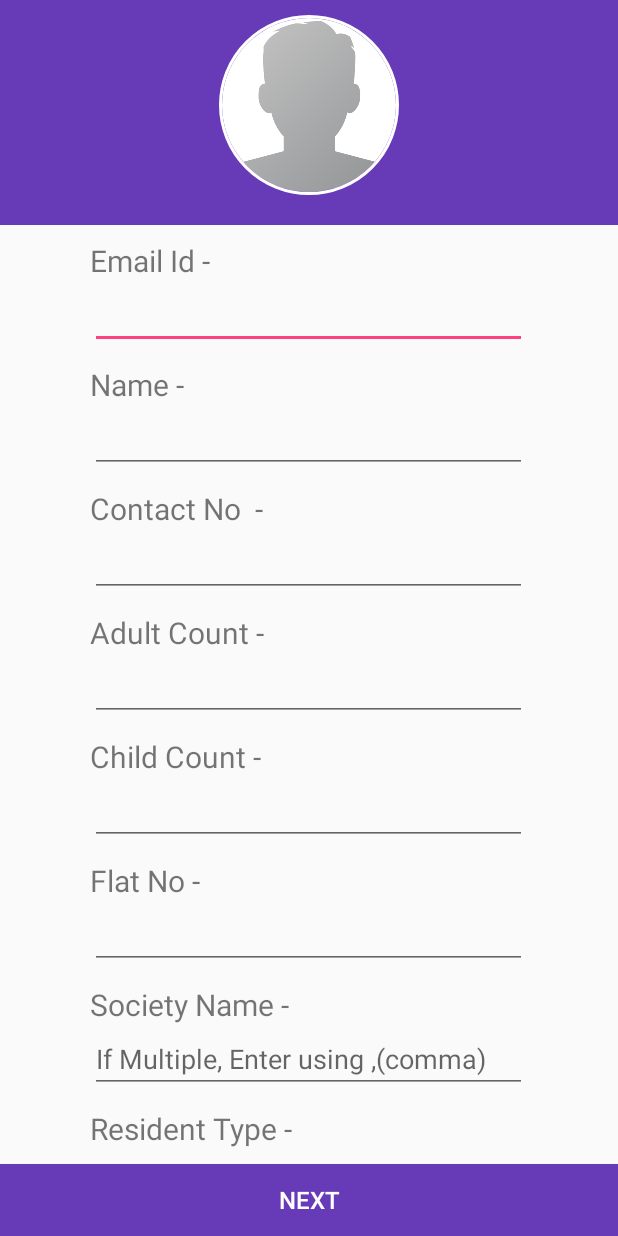
After one commit to Praveen101997/ResidentialWelfareAssociationApp, an Android app: the UserDetailEntry screen opened directly, with no data from a screen before it, on a phone screen of 412 x 824 dp. The commit adds this screen. Run offline under Robolectric (Android 15) with nearby library versions, the phone set to English and light mode, and no system bars; our stand-ins replace CircleImageView, Picasso; libraries missing offline, so code that uses them is left out: com.yalantis.ucrop; 1 statement that could not run was skipped.

Commit message:
Login_Part1

```diff
--- a/app/build.gradle
+++ b/app/build.gradle
@@ -32,4 +32,10 @@ dependencies {
     androidTestImplementation 'androidx.test.espresso:espresso-core:3.2.0'
     implementation 'com.google.firebase:firebase-database:19.3.1'
     implementation 'com.google.android.gms:play-services-auth:18.0.0'
+    implementation 'de.hdodenhof:circleimageview:3.1.0'
+
+
+
+    implementation 'com.squareup.picasso:picasso:2.71828'
+    implementation 'com.github.yalantis:ucrop:2.2.2'
 }
--- a/app/src/main/java/com/vegabond/residentialwelfareassociation/registerandlogin/RegistrationActivity.java
+++ b/app/src/main/java/com/vegabond/residentialwelfareassociation/registerandlogin/RegistrationActivity.java
@@ -106,7 +106,7 @@ public class RegistrationActivity extends AppCompatActivity {
                         progressDialog.dismiss();
                         sendUserData(inputName, inputPw);
                         Toast.makeText(RegistrationActivity.this,"You've been registered successfully.",Toast.LENGTH_SHORT).show();
-                        startActivity(new Intent(RegistrationActivity.this, MainActivity.class));
+                        startActivity(new Intent(RegistrationActivity.this, UserDetailEntry.class));
                     }
                     else{
                         progressDialog.dismiss();
--- /dev/null
+++ b/app/src/main/java/com/vegabond/residentialwelfareassociation/registerandlogin/UserDetailEntry.java
@@ -0,0 +1,197 @@
+package com.vegabond.residentialwelfareassociation.registerandlogin;
+
+import androidx.annotation.Nullable;
+import androidx.appcompat.app.AppCompatActivity;
+
+import android.app.Activity;
+import android.app.ProgressDialog;
+import android.content.Intent;
+import android.graphics.Bitmap;
+import android.graphics.BitmapFactory;
+import android.net.Uri;
+import android.os.Bundle;
+import android.os.FileUtils;
+import android.view.View;
+import android.view.inputmethod.InputMethodManager;
+import android.widget.AdapterView;
+import android.widget.ArrayAdapter;
+import android.widget.AutoCompleteTextView;
+import android.widget.Button;
+import android.widget.LinearLayout;
+import android.widget.MultiAutoCompleteTextView;
+import android.widget.Spinner;
+import android.widget.TextView;
+import android.widget.Toast;
+
+import com.google.android.gms.tasks.Continuation;
+import com.google.android.gms.tasks.OnCompleteListener;
+import com.google.android.gms.tasks.Task;
+import com.squareup.picasso.Picasso;
+import com.vegabond.residentialwelfareassociation.R;
+import com.yalantis.ucrop.UCrop;
+
+import java.io.File;
+import java.io.FileInputStream;
+import java.io.FileNotFoundException;
+import java.io.InputStream;
+import java.util.ArrayList;
+
+import de.hdodenhof.circleimageview.CircleImageView;
+
+public class UserDetailEntry extends AppCompatActivity {
+
+    Button button;
+
+    CircleImageView profilePic;
+    TextView profileName;
+    private ProgressDialog Loadingbar;
+    private static final int GalleryPick = 1;
+
+    private AutoCompleteTextView ATname,ATemailid,ATcontact,ATadult,ATchild,ATflatno,ATownername;
+    private Spinner ATresidenceType;
+    private MultiAutoCompleteTextView ATsocietyName;
+    private LinearLayout LLOwner;
+
+    ArrayList<String> listResidence=new ArrayList<String>();
+    ArrayList<String> listSociety=new ArrayList<String>();
+
+    @Override
+    protected void onCreate(Bundle savedInstanceState) {
+        super.onCreate(savedInstanceState);
+        setContentView(R.layout.activity_user_detail_entry);
+
+        profilePic = findViewById(R.id.user_detail_profile_picture);
+        Loadingbar = new ProgressDialog(this);
+
+        initializeGUI();
+
+        profilePic.setOnClickListener(new View.OnClickListener() {
+            @Override
+            public void onClick(View view) {
+                Intent galleryIntent = new Intent();
+                galleryIntent.setAction(Intent.ACTION_GET_CONTENT);
+                galleryIntent.setType("image/*");
+
+                startActivityForResult(Intent.createChooser(galleryIntent,"Select Image"),GalleryPick);
+
+            }
+        });
+
+        ATresidenceType.setOnItemSelectedListener(new AdapterView.OnItemSelectedListener() {
+            @Override
+            public void onItemSelected(AdapterView<?> adapterView, View view, int i, long l) {
+                String resType = adapterView.getItemAtPosition(i).toString();
+                if (resType.equals("Tenant")){
+                    LLOwner.setVisibility(View.VISIBLE);
+                }else{
+                    LLOwner.setVisibility(View.INVISIBLE);
+                }
+            }
+
+            @Override
+            public void onNothingSelected(AdapterView<?> adapterView) {
+
+            }
+        });
+
+        addResidenceAndSociety();
+        addToSpinner();
+        adapterSociety();
+
+    }
+
+    public void addResidenceAndSociety(){
+        listResidence.add("Owner");
+        listResidence.add("Tenant");
+
+        listSociety.add("Society1");
+        listSociety.add("Society2");
+        listSociety.add("Society3");
+        listSociety.add("Society4");
+        listSociety.add("Society5");
+        listSociety.add("Society6");
+        listSociety.add("Society7");
+        listSociety.add("Society8");
+        listSociety.add("Society9");
+        listSociety.add("Society10");
+
+    }
+
+    // Add the data items to the spinner
+    void addToSpinner()
+    {
+        // Adapter for spinner
+        ArrayAdapter<String> adapter=new ArrayAdapter<String>(this,android.R.layout.simple_spinner_item,listResidence);
+        adapter.setDropDownViewResource(android.R.layout.simple_spinner_dropdown_item);
+        ATresidenceType.setAdapter(adapter);
+    }
+
+    // setting adapter for auto complete text views
+    void adapterSociety()
+    {
+        ArrayAdapter<String> adapter=new ArrayAdapter<String>(this,android.R.layout.simple_list_item_1,listSociety);
+        ATsocietyName.setAdapter(adapter);
+        hideKeyBoard();
+    }
+
+    // hide keyboard on selecting a suggestion
+    public void hideKeyBoard()
+    {
+        ATsocietyName.setOnItemClickListener(new AdapterView.OnItemClickListener() {
+            @Override
+            public void onItemClick(AdapterView<?> adapterView, View view, int i, long l)
+            {
+                InputMethodManager imm = (InputMethodManager) getSystemService(Activity.INPUT_METHOD_SERVICE);
+                imm.toggleSoftInput(InputMethodManager.HIDE_IMPLICIT_ONLY, 0);
+            }
+        });
+    }
+
+
+
+
+    private void initializeGUI(){
+        ATname = findViewById(R.id.up_Name);
+        ATemailid = findViewById(R.id.up_Email);
+        ATcontact = findViewById(R.id.up_MobileNo);
+        ATadult = findViewById(R.id.up_AdultCount);
+        ATchild = findViewById(R.id.up_ChildCount);
+        ATflatno = findViewById(R.id.up_FlatNo);
+        ATresidenceType = findViewById(R.id.up_ResidentType);
+        ATsocietyName = findViewById(R.id.up_SocietyName);
+        ATsocietyName.setTokenizer(new MultiAutoCompleteTextView.CommaTokenizer());
+        ATsocietyName.setThreshold(2);
+        ATownername = findViewById(R.id.up_OwnerName);
+        LLOwner = findViewById(R.id.LLOwnerName);
+    }
+
+
+    @Override
+    protected void onActivityResult(int requestCode, int resultCode, @Nullable Intent data) {
+        super.onActivityResult(requestCode, resultCode, data);
+        if(requestCode== GalleryPick&& resultCode==RESULT_OK && data!=null) {
+            Uri ImageUri = data.getData();
+            Uri destUri = Uri.fromFile(new File(getCacheDir(), "cropped"));
+            Toast.makeText(getApplicationContext(),"Crop1",Toast.LENGTH_SHORT).show();
+            UCrop.of(ImageUri, destUri)
+                    .withAspectRatio(1, 1)
+                    .start(this);
+            Toast.makeText(getApplicationContext(),"Crop2",Toast.LENGTH_SHORT).show();
+
+        }
+        if (requestCode == UCrop.REQUEST_CROP) {
+            Loadingbar.setTitle("Set Profile Image");
+            Loadingbar.setMessage("Processing Profile Pic");
+            Loadingbar.setCanceledOnTouchOutside(false);
+            Loadingbar.show();
+
+            final Uri resultUri = UCrop.getOutput(data);
+            Picasso.get().load(resultUri).into(profilePic);
+
+            Loadingbar.dismiss();
+
+        } else if (resultCode == UCrop.RESULT_ERROR) {
+            final Throwable cropError = UCrop.getError(data);
+        }
+    }
+}
--- /dev/null
+++ b/app/src/main/res/layout/activity_user_detail_entry.xml
@@ -0,0 +1,300 @@
+<?xml version="1.0" encoding="utf-8"?>
+<androidx.constraintlayout.widget.ConstraintLayout xmlns:android="http://schemas.android.com/apk/res/android"
+    xmlns:app="http://schemas.android.com/apk/res-auto"
+    xmlns:tools="http://schemas.android.com/tools"
+    android:layout_width="match_parent"
+    android:layout_height="match_parent"
+    tools:context=".registerandlogin.UserDetailEntry">
+
+    <LinearLayout
+        android:id="@+id/userPannel"
+        android:layout_width="match_parent"
+        android:layout_height="150dp"
+        app:layout_constraintEnd_toEndOf="parent"
+        app:layout_constraintHorizontal_bias="0.0"
+        app:layout_constraintStart_toStartOf="parent"
+        android:background="#673AB7"
+        android:weightSum="3"
+        app:layout_constraintTop_toTopOf="parent"
+        android:orientation="vertical"
+        >
+
+        <de.hdodenhof.circleimageview.CircleImageView
+            android:id="@+id/user_detail_profile_picture"
+            android:layout_width="120dp"
+            android:layout_height="120dp"
+            android:layout_gravity="center"
+            android:layout_marginTop="10dp"
+            app:civ_border_color="#ffffff"
+            app:civ_border_width="2dp"
+            android:src="@drawable/profile_image"
+        />
+
+    </LinearLayout>
+
+    <ScrollView
+        android:layout_width="match_parent"
+        android:layout_height="wrap_content"
+        app:layout_constraintTop_toBottomOf="@+id/userPannel"
+        >
+
+    <LinearLayout
+        android:layout_gravity="center"
+        android:layout_width="match_parent"
+        android:layout_height="match_parent"
+        android:orientation="vertical"
+        app:layout_constraintTop_toBottomOf="@+id/userPannel"
+        >
+
+        <!--<TextView-->
+            <!--android:layout_marginTop="20dp"-->
+            <!--android:layout_width="wrap_content"-->
+            <!--android:layout_height="wrap_content"-->
+            <!--android:layout_gravity="center"-->
+            <!--android:fontFamily="sans-serif"-->
+            <!--android:gravity="center"-->
+            <!--android:padding="10dp"-->
+            <!--android:textStyle="bold"-->
+            <!--android:textColor="@color/colorPrimaryDark"-->
+            <!--android:text="Please complete your user profile"-->
+            <!--android:textSize="30dp" />-->
+
+
+        <LinearLayout
+            android:layout_width="291dp"
+            android:layout_height="wrap_content"
+            android:layout_marginLeft="50dp"
+            android:layout_marginTop="10dp"
+            android:layout_marginRight="50dp"
+            android:layout_gravity="center"
+            android:orientation="vertical">
+
+            <TextView
+                android:layout_width="wrap_content"
+                android:layout_height="wrap_content"
+                android:text="Email Id - "
+                android:textSize="20dp" />
+
+            <AutoCompleteTextView
+                android:id="@+id/up_Email"
+                android:layout_width="match_parent"
+                android:layout_height="wrap_content"
+                android:maxLines="1" />
+        </LinearLayout>
+
+        <LinearLayout
+            android:layout_width="291dp"
+            android:layout_height="wrap_content"
+            android:layout_marginLeft="50dp"
+            android:layout_marginTop="10dp"
+            android:layout_marginRight="50dp"
+            android:layout_gravity="center"
+            android:orientation="vertical">
+
+            <TextView
+                android:layout_width="wrap_content"
+                android:layout_height="wrap_content"
+                android:text="Name - "
+                android:textSize="20dp" />
+
+            <AutoCompleteTextView
+            android:id="@+id/up_Name"
+            android:layout_width="match_parent"
+            android:layout_height="wrap_content"
+            android:maxLines="1" />
+
+        </LinearLayout>
+
+        <LinearLayout
+            android:layout_width="291dp"
+            android:layout_height="wrap_content"
+            android:layout_marginLeft="50dp"
+            android:layout_marginTop="10dp"
+            android:layout_marginRight="50dp"
+            android:layout_gravity="center"
+            android:orientation="vertical">
+
+            <TextView
+                android:layout_width="wrap_content"
+                android:layout_height="wrap_content"
+                android:text="Contact No  - "
+                android:textSize="20dp" />
+
+            <AutoCompleteTextView
+                android:id="@+id/up_MobileNo"
+                android:inputType="phone"
+                android:layout_width="match_parent"
+                android:layout_height="wrap_content"
+                android:maxLines="1" />
+
+        </LinearLayout>
+
+        <LinearLayout
+            android:layout_width="291dp"
+            android:layout_height="wrap_content"
+            android:layout_marginLeft="50dp"
+            android:layout_marginTop="10dp"
+            android:layout_marginRight="50dp"
+            android:layout_gravity="center"
+            android:orientation="vertical">
+
+            <TextView
+                android:layout_width="wrap_content"
+                android:layout_height="wrap_content"
+                android:text="Adult Count - "
+                android:textSize="20dp" />
+
+            <AutoCompleteTextView
+                android:id="@+id/up_AdultCount"
+                android:inputType="number"
+                android:layout_width="match_parent"
+                android:layout_height="wrap_content"
+                android:maxLines="1" />
+
+        </LinearLayout>
+
+        <LinearLayout
+            android:layout_width="291dp"
+            android:layout_height="wrap_content"
+            android:layout_marginLeft="50dp"
+            android:layout_marginTop="10dp"
+            android:layout_marginRight="50dp"
+            android:layout_gravity="center"
+            android:orientation="vertical">
+
+            <TextView
+                android:layout_width="wrap_content"
+                android:layout_height="wrap_content"
+                android:text="Child Count - "
+                android:textSize="20dp" />
+
+            <AutoCompleteTextView
+                android:id="@+id/up_ChildCount"
+                android:inputType="number"
+                android:layout_width="match_parent"
+                android:layout_height="wrap_content"
+                android:maxLines="1" />
+
+        </LinearLayout>
+
+        <LinearLayout
+            android:layout_width="291dp"
+            android:layout_height="wrap_content"
+            android:layout_marginLeft="50dp"
+            android:layout_marginTop="10dp"
+            android:layout_marginRight="50dp"
+            android:layout_gravity="center"
+            android:orientation="vertical">
+
+            <TextView
+                android:layout_width="wrap_content"
+                android:layout_height="wrap_content"
+                android:text="Flat No - "
+                android:textSize="20dp" />
+
+            <AutoCompleteTextView
+                android:id="@+id/up_FlatNo"
+                android:layout_width="match_parent"
+                android:layout_height="wrap_content"
+                android:maxLines="1" />
+
+        </LinearLayout>
+
+        <LinearLayout
+            android:layout_width="291dp"
+            android:layout_height="wrap_content"
+            android:layout_marginLeft="50dp"
+            android:layout_marginTop="10dp"
+            android:layout_marginRight="50dp"
+            android:layout_gravity="center"
+            android:orientation="vertical">
+
+            <TextView
+                android:layout_width="wrap_content"
+                android:layout_height="wrap_content"
+                android:text="Society Name - "
+                android:textSize="20dp" />
+
+            <MultiAutoCompleteTextView
+                android:id="@+id/up_SocietyName"
+                android:layout_width="match_parent"
+                android:layout_height="wrap_content"
+                android:maxLines="1"
+                android:hint="If Multiple, Enter using ,(comma)"
+
+                />
+
+        </LinearLayout>
+
+        <LinearLayout
+            android:layout_width="291dp"
+            android:layout_height="wrap_content"
+            android:layout_marginLeft="50dp"
+            android:layout_marginTop="10dp"
+            android:layout_marginRight="50dp"
+            android:layout_gravity="center"
+            android:orientation="vertical">
+
+            <TextView
+                android:layout_width="wrap_content"
+                android:layout_height="wrap_content"
+                android:text="Resident Type - "
+                android:textSize="20dp" />
+
+            <Spinner
+                style="@style/Widget.AppCompat.Spinner.Underlined"
+                android:id="@+id/up_ResidentType"
+                android:layout_width="match_parent"
+                android:layout_height="100px"
+                android:spinnerMode="dropdown"/>
+
+        </LinearLayout>
+
+        <LinearLayout
+            android:id="@+id/LLOwnerName"
+            android:layout_width="291dp"
+            android:layout_height="wrap_content"
+            android:layout_marginLeft="50dp"
+            android:layout_marginTop="10dp"
+            android:layout_marginRight="50dp"
+            android:layout_gravity="center"
+            android:orientation="vertical"
+            android:visibility="invisible">
+
+            <TextView
+                android:layout_width="wrap_content"
+                android:layout_height="wrap_content"
+                android:text="Owner Name - "
+                android:textSize="20dp" />
+
+            <AutoCompleteTextView
+                android:id="@+id/up_OwnerName"
+                android:layout_width="match_parent"
+                android:layout_height="wrap_content"
+                android:maxLines="1" />
+        </LinearLayout>
+
+
+
+
+    </LinearLayout>
+
+    </ScrollView>
+
+    <Button
+        android:id="@+id/nextButton"
+        android:layout_width="0dp"
+        android:layout_height="wrap_content"
+        android:layout_gravity="end"
+        android:background="#673AB7"
+
+        android:paddingStart="20dp"
+        android:paddingEnd="20dp"
+        android:text="Next"
+        android:textColor="#ffffff"
+        android:textSize="16dp"
+        app:layout_constraintBottom_toBottomOf="parent"
+        app:layout_constraintEnd_toEndOf="parent"
+        app:layout_constraintStart_toStartOf="parent" />
+
+</androidx.constraintlayout.widget.ConstraintLayout>
--- /dev/null
+++ b/app/src/main/res/xml/provider_paths.xml
@@ -0,0 +1,4 @@
+<?xml version="1.0" encoding="utf-8"?>
+<paths>
+    <external-path name="external_files" path="."/>
+</paths>
--- a/build.gradle
+++ b/build.gradle
@@ -19,6 +19,7 @@ allprojects {
     repositories {
         google()
         jcenter()
+        maven { url "https://jitpack.io" }
 
     }
 }
```
Also changed, not shown: app/src/main/AndroidManifest.xml (+23 -2 lines), app/src/main/res/drawable/app_text.png (added), app/src/main/res/drawable/btn_google.png (added), app/src/main/res/drawable/profile_image.png (added).
